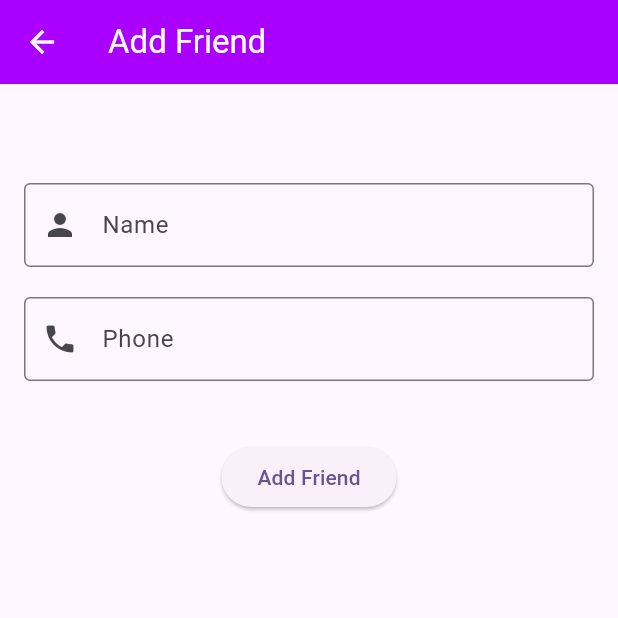
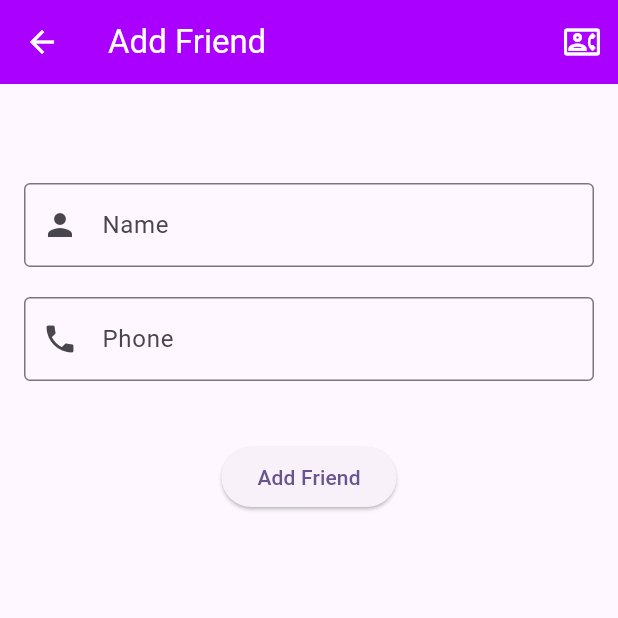
Before and after one commit to ShadyGirgis79/Hedieaty-Mobile-App, a Flutter app: the AddFriendPage screen opened directly with empty values, on a phone screen of 412 x 824 dp, the top half of it. Run offline on Flutter 3.47's test engine with Material 3 defaults, Android fonts, the phone set to English and light mode, and no system bars; our stand-ins replace firebase_auth, firebase_core, firebase_database, firebase_storage, image_picker, sqflite; accounts and stored records are empty.

Commit message:
Changed Icons

```diff
--- a/lib/Events/MyEvents/AddEventPage.dart
+++ b/lib/Events/MyEvents/AddEventPage.dart
@@ -54,7 +54,8 @@ class _AddEventPageState extends State<AddEventPage> {
         foregroundColor: Colors.white,
         backgroundColor: Colors.purpleAccent[700],
       ),
-      body: SingleChildScrollView(
+      body: SafeArea(
+        child: SingleChildScrollView(
           child: Container(
             padding: const EdgeInsets.all(16.0),
             child: Column(
@@ -192,7 +193,9 @@ class _AddEventPageState extends State<AddEventPage> {
                           backgroundColor: Colors.purpleAccent[700],
                         ),
                       ),
+
                       const SizedBox(width: 40),
+
                       ElevatedButton(
                         onPressed: () async {
 
@@ -210,6 +213,7 @@ class _AddEventPageState extends State<AddEventPage> {
             ),
           ),
         ),
+      ),
     );
   }
 }
--- a/lib/Home/AddFriendPage.dart
+++ b/lib/Home/AddFriendPage.dart
@@ -35,8 +35,19 @@ class _AddFriendState extends State<AddFriendPage> {
         title: const Text("Add Friend"),
         backgroundColor: Colors.purpleAccent[700],
         foregroundColor: Colors.white,
+        actions: [
+          IconButton(
+            //This button is for getting friends by contact
+              onPressed: (){
+
+              },
+              icon: Icon(Icons.contact_phone_outlined)
           ),
-      body: Padding(
+        ],
+      ),
+      body: SafeArea(
+        child: SingleChildScrollView(
+          child: Padding(
             padding: const EdgeInsets.all(16.0),
             child: Column(
               children: [
@@ -98,6 +109,8 @@ class _AddFriendState extends State<AddFriendPage> {
               ],
             ),
           ),
+        ),
+      ),
     );
   }
 }
```
Also changed, not shown: lib/Events/MyEvents/MyEventDetailsPage.dart (+19 -3 lines), lib/Home/HomePage.dart (+0 -8 lines). Lines whose indentation alone changed are shown as unchanged.
